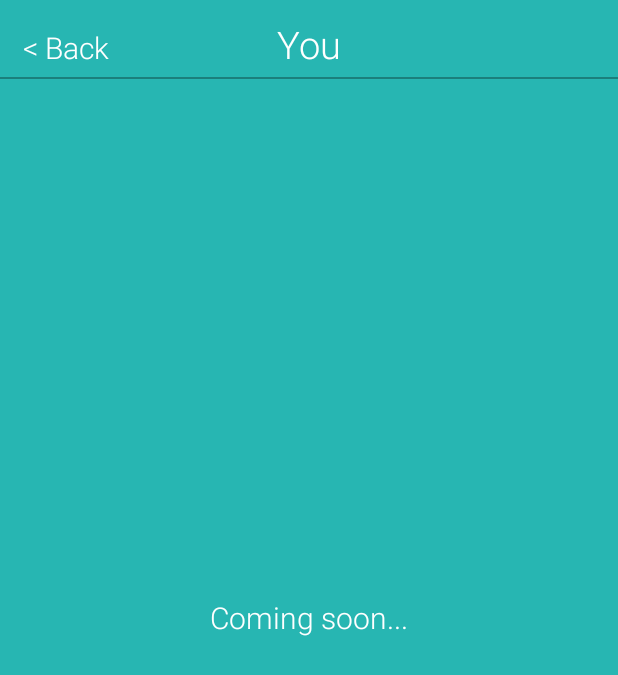
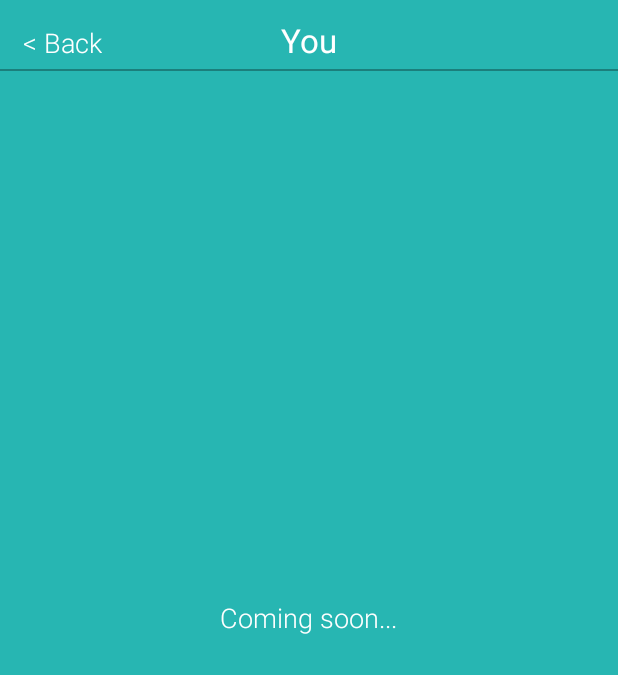
Before and after one commit to ProjectTrace/Trace, an Android app: the ProfileActivity screen opened directly, with no data from a screen before it, on a phone screen of 412 x 824 dp. Shown: the top 675 px of the screen. Run offline under Robolectric (Android 15) with nearby library versions, the phone set to English and light mode, and no system bars; 1 statement that could not run was skipped.

Commit message:
Updated font size.

```diff
--- a/app/src/main/res/layout-normal/activity_draw.xml
+++ b/app/src/main/res/layout-normal/activity_draw.xml
@@ -14,10 +14,11 @@
             android:layout_width="wrap_content"
             android:layout_height="wrap_content"
             android:layout_centerHorizontal="true"
+            android:fontFamily="sans-serif"
             android:paddingBottom="6dp"
             android:paddingTop="12dp"
             android:text="@string/title_draw"
-            android:textSize="25sp" />
+            android:textSize="22sp" />
 
         <TextView
             android:id="@+id/draw_button_back"
--- a/app/src/main/res/layout-normal/activity_profile.xml
+++ b/app/src/main/res/layout-normal/activity_profile.xml
@@ -14,10 +14,11 @@
             android:layout_width="wrap_content"
             android:layout_height="wrap_content"
             android:layout_centerHorizontal="true"
+            android:fontFamily="sans-serif"
             android:paddingBottom="6dp"
             android:paddingTop="12dp"
             android:text="@string/title_you"
-            android:textSize="25sp" />
+            android:textSize="22sp" />
 
         <TextView
             android:id="@+id/draw_button_back"
--- a/app/src/main/res/layout-normal/activity_walk.xml
+++ b/app/src/main/res/layout-normal/activity_walk.xml
@@ -14,10 +14,11 @@
             android:layout_width="wrap_content"
             android:layout_height="wrap_content"
             android:layout_centerHorizontal="true"
+            android:fontFamily="sans-serif"
             android:paddingBottom="6dp"
             android:paddingTop="12dp"
-            android:text="@string/title_walk"
-            android:textSize="25sp" />
+            android:text="@string/choose_duration"
+            android:textSize="22sp" />
 
         <TextView
             android:id="@+id/draw_button_back"
--- a/app/src/main/res/values/styles.xml
+++ b/app/src/main/res/values/styles.xml
@@ -8,7 +8,7 @@
 
     <!-- Text theme -->
     <style name="RobotoTextViewStyle" parent="android:Widget.TextView">
-        <item name="android:textSize">20sp</item>
+        <item name="android:textSize">18sp</item>
         <item name="android:textColor">@color/solid_white</item>
         <item name="android:fontFamily">sans-serif-light</item>
     </style>
```
